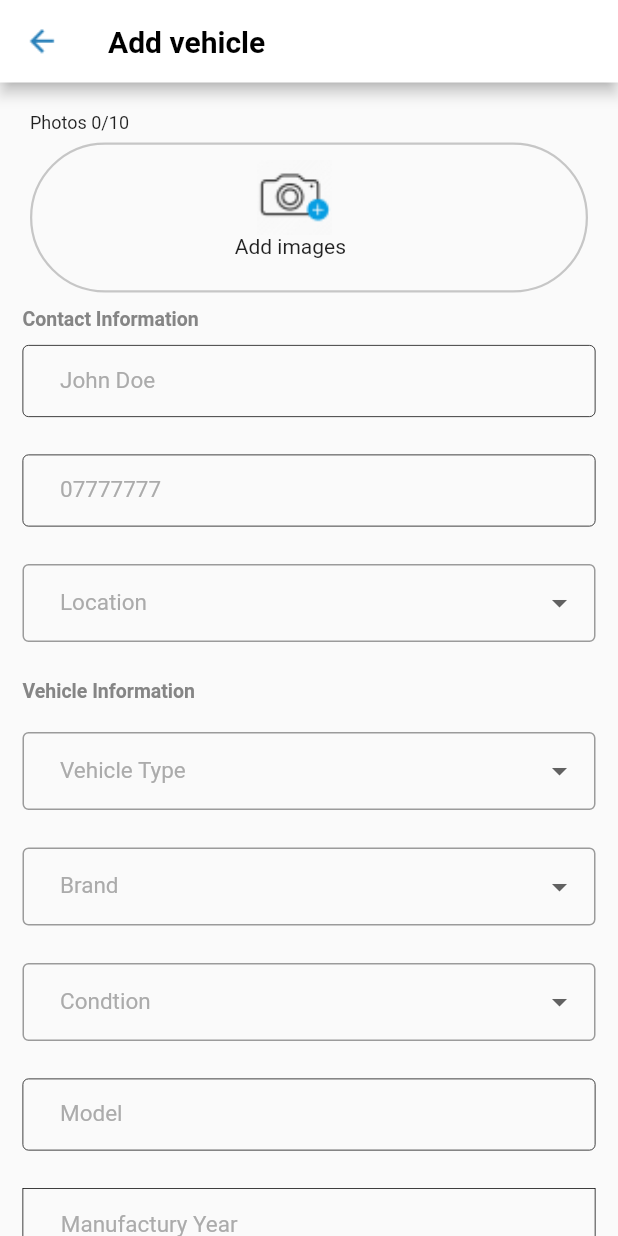
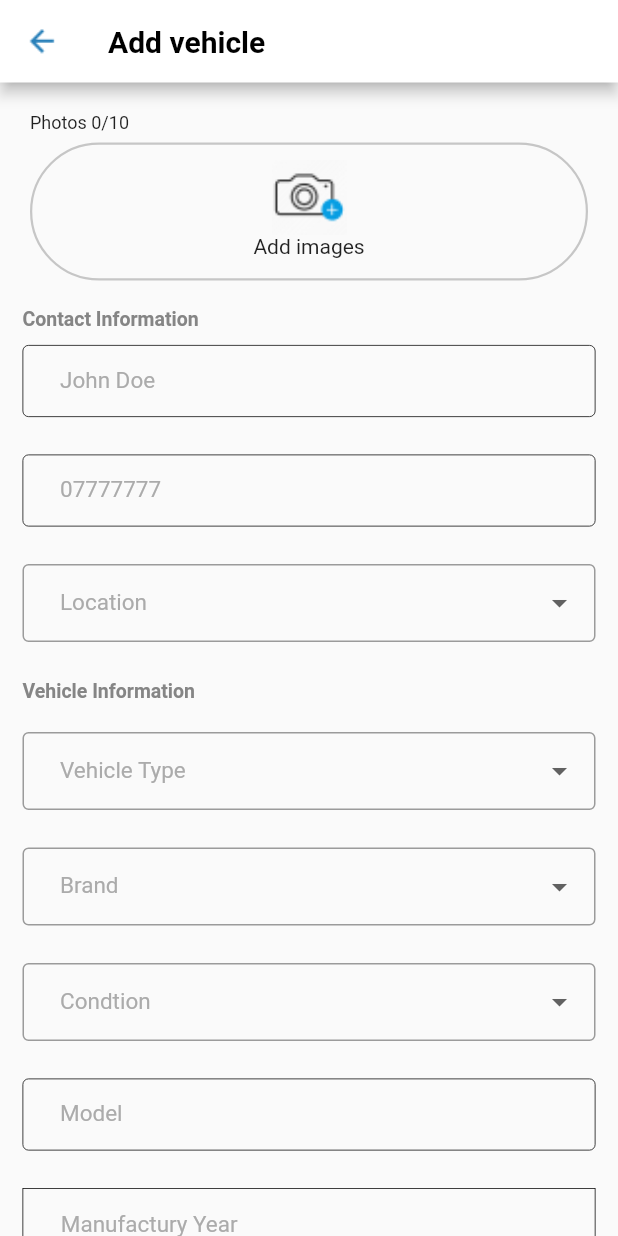
Before and after one commit to Thisuraka/UEE_Riyasewana, a Flutter app: the AddVehicleScreen screen opened directly, on a phone screen of 412 x 824 dp. Run offline on Flutter 3.47's test engine with Material 2 defaults, Android fonts, the phone set to English and light mode, and no system bars; our stand-ins replace blur, connectivity, image_picker, shared_preferences, smooth_page_indicator; missing offline and left inert: flutter_animator, multi_image_picker; accounts and stored records are empty.

Commit message:
image picker

```diff
--- a/lib/screens/vehicles/add-vehicle_screen.dart
+++ b/lib/screens/vehicles/add-vehicle_screen.dart
@@ -1,7 +1,9 @@
 import 'package:flutter/material.dart';
+import 'package:image_picker/image_picker.dart';
 import 'package:riyasewana/widgets/custom_appbar.dart';
 import 'package:riyasewana/widgets/custom_button.dart';
 import 'package:riyasewana/widgets/custom_dropdown.dart';
+import 'package:riyasewana/widgets/custom_imagePicker.dart';
 import 'package:riyasewana/widgets/custom_textbox2.dart';
 import '../../styles.dart';
 
@@ -20,6 +22,8 @@ class _AddVehicleScreenState extends State<AddVehicleScreen> {
   String _manftext = "Manufactury year";
   DateTime _Manf = DateTime.now();
   bool _pNegotiate = false;
+
+  List<XFile>? _imageFileList = [];
 
   TextEditingController _name = TextEditingController();
   TextEditingController _phone = TextEditingController();
@@ -59,30 +63,11 @@ class _AddVehicleScreenState extends State<AddVehicleScreen> {
                 ),
               ),
               Container(
+                margin: EdgeInsets.only(top: 30),
                 width: double.infinity,
                 height: 100,
-                margin:
-                    EdgeInsets.only(right: 20, left: 20, top: 30, bottom: 20),
-                decoration: BoxDecoration(
-                  borderRadius: BorderRadius.circular(50),
-                  border: Border.all(color: Button2BorderColor, width: 1.5),
-                ),
-                child: Stack(
-                  children: [
-                    Container(
-                      margin: EdgeInsets.only(left: 150, top: 10),
-                      child: Image.asset(
-                        'assets/icons/addImage.png',
-                        width: 50,
-                        height: 50,
-                        fit: BoxFit.contain,
-                      ),
-                    ),
-                    Container(
-                      margin: EdgeInsets.only(left: 135, top: 60),
-                      child: Text("Add images"),
-                    )
-                  ],
+                child: CustomImagePicker(
+                  imageFileList: [],
                 ),
               ),
               Container(
--- /dev/null
+++ b/lib/widgets/custom_imagePicker.dart
@@ -0,0 +1,141 @@
+import 'dart:io';
+import 'package:flutter/material.dart';
+import 'package:image_picker/image_picker.dart';
+import '../../styles.dart';
+
+class CustomImagePicker extends StatefulWidget {
+  List<XFile>? imageFileList = [];
+
+  CustomImagePicker({
+    Key? key,
+    required this.imageFileList,
+  }) : super(key: key);
+
+  @override
+  _CustomImagePickerState createState() => _CustomImagePickerState();
+}
+
+class _CustomImagePickerState extends State<CustomImagePicker> {
+  final ImagePicker _picker = ImagePicker();
+  List<XFile>? _imageFileList = [];
+  final List<XFile>? _selectedImages = [];
+  double _size = double.infinity;
+  double _radius = 50;
+  bool _gen = false;
+
+  @override
+  void initState() {
+    super.initState();
+  }
+
+  @override
+  Widget build(BuildContext context) {
+    return Scaffold(
+        body: Stack(
+      children: [
+        GestureDetector(
+          onTap: () {
+            selectImages();
+            updateSizeSmall();
+          },
+          child: Container(
+            width: _size,
+            height: 92,
+            margin: EdgeInsets.only(right: 20, left: 20),
+            padding: EdgeInsets.only(top: 10),
+            decoration: BoxDecoration(
+              borderRadius: BorderRadius.circular(_radius),
+              border: Border.all(color: Button2BorderColor, width: 1.5),
+            ),
+            child: Column(
+              children: [
+                Container(
+                  child: Image.asset(
+                    'assets/icons/addImage.png',
+                    width: 50,
+                    height: 50,
+                    fit: BoxFit.contain,
+                  ),
+                ),
+                Container(
+                  child: Text("Add images"),
+                ),
+              ],
+            ),
+          ),
+        ),
+        _gen ? genList() : Container()
+      ],
+    ));
+  }
+
+  void updateSizeSmall() {
+    setState(() {
+      _size = 95;
+      _radius = 15;
+    });
+  }
+
+  void selectImages() async {
+    final List<XFile>? _selectedImages = await _picker.pickMultiImage();
+    if (_selectedImages!.isNotEmpty) {
+      _imageFileList!.addAll(_selectedImages);
+      if (_imageFileList!.length > 9) {
+        int l = _imageFileList!.length;
+        _imageFileList!.removeRange(9, l);
+        print("Sorry can't have more than 9");
+      }
+    }
+    print("Image list length : " + _imageFileList!.length.toString());
+    _gen = true;
+    setState(() {});
+  }
+
+  genList() {
+    return Container(
+      width: double.infinity,
+      height: 100,
+      margin: EdgeInsets.only(left: 125),
+      child: GridView.count(
+        scrollDirection: Axis.horizontal,
+        childAspectRatio: (100 / 100),
+        crossAxisCount: 1,
+        children: List.generate(_imageFileList!.length, (index) {
+          return Stack(
+            children: [
+              Container(
+                width: 120,
+                height: 120,
+                margin: EdgeInsets.all(5),
+                decoration: BoxDecoration(
+                    borderRadius: BorderRadius.circular(15),
+                    border: Border.all(color: Button2BorderColor)),
+                child: ClipRRect(
+                  borderRadius: BorderRadius.circular(8.0),
+                  child: Image.file(File(_imageFileList![index].path),
+                      fit: BoxFit.cover),
+                ),
+              ),
+              GestureDetector(
+                onTap: () {
+                  setState(() {
+                    print(index);
+                    _imageFileList!.removeAt(index);
+                    if (_imageFileList!.length < 1) {
+                      selectImages();
+                    }
+                  });
+                },
+                child: Container(
+                  margin: EdgeInsets.only(left: 2, top: 2),
+                  child: Image.asset('assets/icons/remove.png',
+                      width: 15, height: 15, fit: BoxFit.cover),
+                ),
+              ),
+            ],
+          );
+        }),
+      ),
+    );
+  }
+}
```
